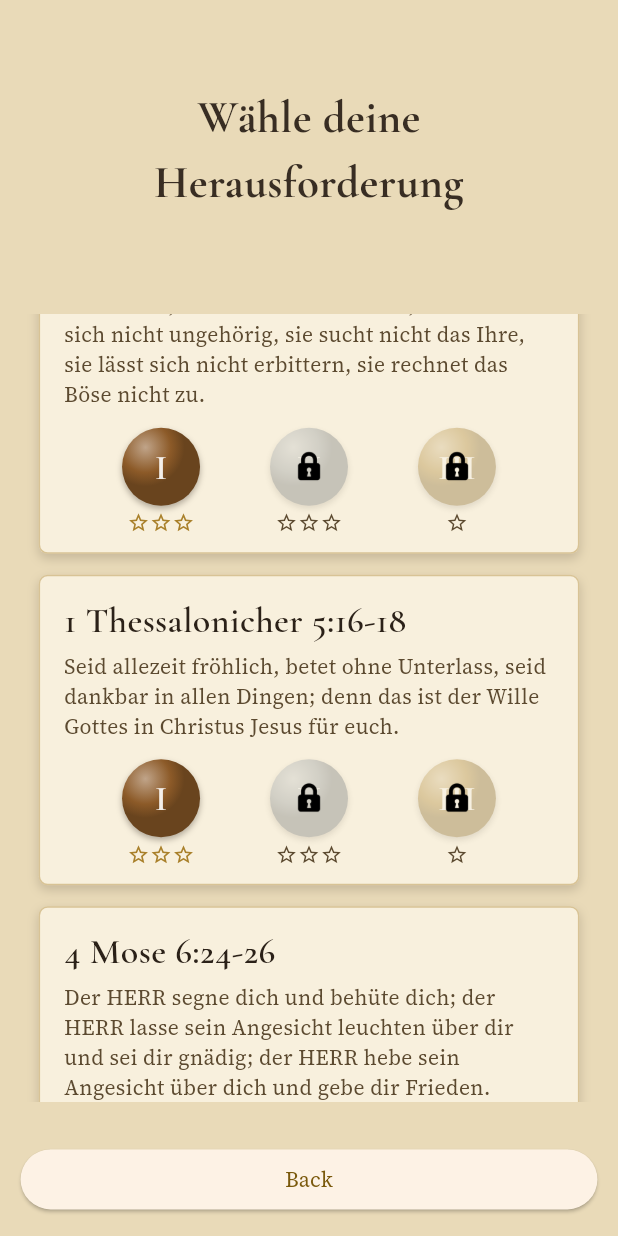
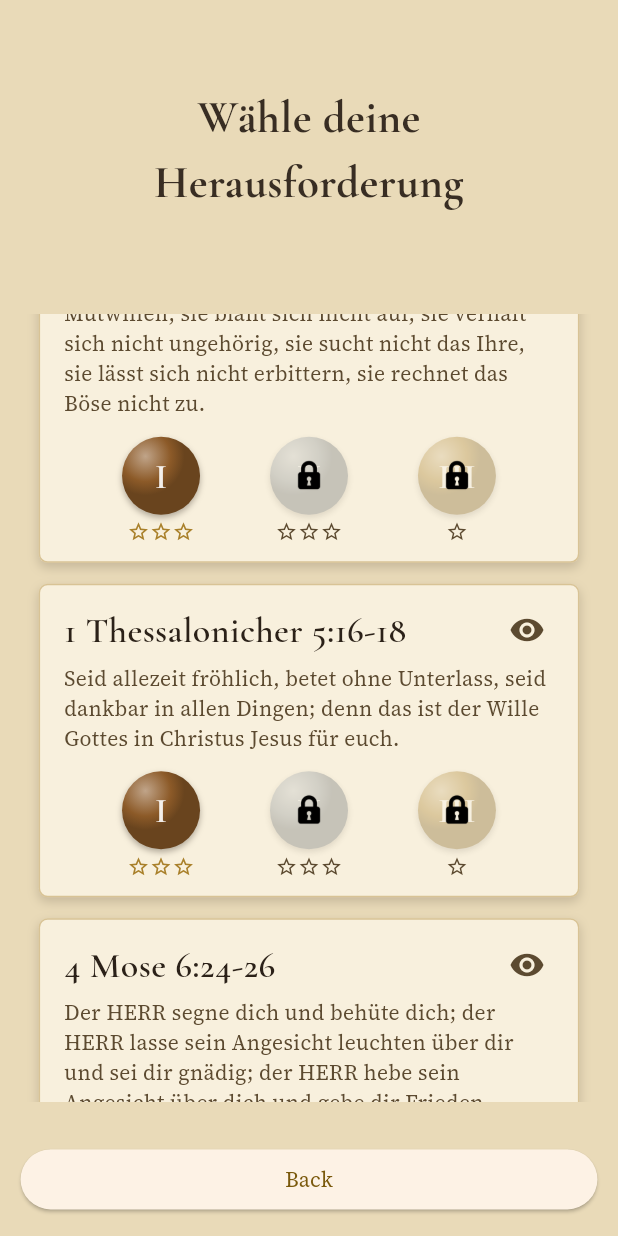
Before and after one commit to Paradoxianer/flying_words, a Flutter app: the LevelSelectionScreen screen opened by its route, scrolled down 576 dp, on a phone screen of 412 x 824 dp. Run offline on Flutter 3.47's test engine with Material 3 defaults, Android fonts, the phone set to English and light mode, and no system bars; our stand-ins replace audioplayers, firebase_core, firebase_crashlytics, go_router, google_mobile_ads, in_app_purchase and 1 more; missing offline and left inert: games_services; accounts and stored records are empty.

Commit message:
Arm blind runs from the level list, show best times
Follow-up to #27 and #28 from playtesting feedback.

- the eye toggle now lives on every verse card: arming it there starts
  the run with the text already hidden, so no time is lost hiding it
  in the level and the blind bonus applies cleanly from word one
  (travels as ?blind=1 query parameter)
- every seal shows the time of its best run under the stars
- the win screen compares the achieved time against the previous best:
  'Neue Bestzeit!' in gold, otherwise 'Bestzeit: mm:ss' to beat

Co-Authored-By: Claude Fable 5 <noreply@anthropic.com>
Claude-Session: https://claude.ai/code/session_01C31aajg4sVKhdu6RmcpkPo

```diff
--- a/lib/main.dart
+++ b/lib/main.dart
@@ -152,11 +152,14 @@ class MyApp extends StatelessWidget {
                           Difficulty.slow;
                       final level = gameLevels
                           .singleWhere((e) => e.number == levelNumber);
+                      final startBlind =
+                          state.uri.queryParameters['blind'] == '1';
                       return buildMyTransition<void>(
                         child: PlaySessionScreen(
                           level,
                           difficulty,
                           key: const Key('play session'),
+                          startBlind: startBlind,
                         ),
                         color: context.watch<Palette>().backgroundPlaySession,
                       );
@@ -170,6 +173,7 @@ class MyApp extends StatelessWidget {
                       final levelState = map['levelState'] as LevelState;
                       final lesson = map['lesson'] as Lesson;
                       final difficulty = map['difficulty'] as Difficulty;
+                      final previousBest = map['previousBest'] as Score?;
                       // The celebration verse crossfades into the win
                       // screen instead of being pushed away (#55).
                       return CustomTransitionPage<void>(
@@ -183,6 +187,7 @@ class MyApp extends StatelessWidget {
                           lesson: lesson,
                           levelState: levelState,
                           difficulty: difficulty,
+                          previousBest: previousBest,
                         ),
                       );
                     },
--- a/lib/src/level_selection/level_item.dart
+++ b/lib/src/level_selection/level_item.dart
@@ -11,16 +11,25 @@ import '../style/scriptorium_text.dart';
 import 'wax_seal.dart';
 
 /// One verse in the level selection: a parchment card with the verse,
-/// the three wax seals (difficulties) and the earned stars.
-class LevelItem extends StatelessWidget {
+/// the three wax seals (difficulties), the earned stars and best times.
+/// The eye toggle starts the next run with the verse text hidden, so the
+/// blind bonus can be chosen before the clock runs (#27 follow-up).
+class LevelItem extends StatefulWidget {
   final Lesson level;
   const LevelItem(this.level, {super.key});
+
+  @override
+  State<LevelItem> createState() => _LevelItemState();
+}
+
+class _LevelItemState extends State<LevelItem> {
+  bool _blind = false;
 
   @override
   Widget build(BuildContext context) {
     final palette = context.watch<Palette>();
     final progress =
-        context.watch<PlayerProgress>().progressForVerse(level.verse);
+        context.watch<PlayerProgress>().progressForVerse(widget.level.verse);
 
     return Container(
       margin: const EdgeInsets.symmetric(horizontal: 12, vertical: 7),
@@ -41,14 +50,40 @@ class LevelItem extends StatelessWidget {
         child: Column(
           crossAxisAlignment: CrossAxisAlignment.start,
           children: [
-            Text(
-              level.verse,
-              style:
-                  ScriptoriumText.verseRef.copyWith(color: palette.inkFullOpacity),
+            Row(
+              children: [
+                Expanded(
+                  child: Text(
+                    widget.level.verse,
+                    style: ScriptoriumText.verseRef
+                        .copyWith(color: palette.inkFullOpacity),
+                  ),
+                ),
+                // Choose the blind run here, before the clock is ticking.
+                Tooltip(
+                  message: _blind
+                      ? 'Blind spielen: Text verdeckt (Score ×1,5)'
+                      : 'Blind spielen? Text verdecken für Score ×1,5',
+                  child: InkWell(
+                    onTap: () => setState(() => _blind = !_blind),
+                    borderRadius: BorderRadius.circular(8),
+                    child: Padding(
+                      padding: const EdgeInsets.all(6),
+                      child: Icon(
+                        _blind ? Icons.visibility_off : Icons.visibility,
+                        key: Key(
+                            'blind-${widget.level.number}-${_blind ? 'on' : 'off'}'),
+                        size: 24,
+                        color: _blind ? palette.gold : palette.inkFaded,
+                      ),
+                    ),
+                  ),
+                ),
+              ],
             ),
             const SizedBox(height: 4),
             Text(
-              level.text,
+              widget.level.text,
               style: ScriptoriumText.verse
                   .copyWith(fontSize: 14, color: palette.inkFaded),
             ),
@@ -58,14 +93,15 @@ class LevelItem extends StatelessWidget {
               children: [
                 for (final difficulty in Difficulty.values)
                   WaxSeal(
-                    key: Key('seal-${level.number}-${difficulty.name}'),
+                    key: Key('seal-${widget.level.number}-${difficulty.name}'),
                     difficulty: difficulty,
                     progress: progress,
                     onPressed: () {
                       final audioController = context.read<AudioController>();
                       audioController.playSfx(SfxType.buttonTap);
                       GoRouter.of(context).go(
-                          '/play/session/${level.number}/${difficulty.name}');
+                          '/play/session/${widget.level.number}/${difficulty.name}'
+                          '${_blind ? '?blind=1' : ''}');
                     },
                   ),
               ],
--- a/lib/src/level_selection/wax_seal.dart
+++ b/lib/src/level_selection/wax_seal.dart
@@ -120,6 +120,17 @@ class WaxSeal extends StatelessWidget {
                     ),
                 ],
               ),
+              // The time of the best run on this seal.
+              if (progress[difficulty] != null)
+                Text(
+                  progress[difficulty]!.formattedTime,
+                  key: Key('besttime-${difficulty.name}'),
+                  style: TextStyle(
+                    fontFamily: bodyFontFamily,
+                    fontSize: 11,
+                    color: palette.inkFaded,
+                  ),
+                ),
             ],
           ),
         ),
```
Also changed, not shown: lib/src/play_session/play_session_screen.dart (+21 -5 lines), lib/src/win_game/win_game_screen.dart (+19 -0 lines), 2 other files.
